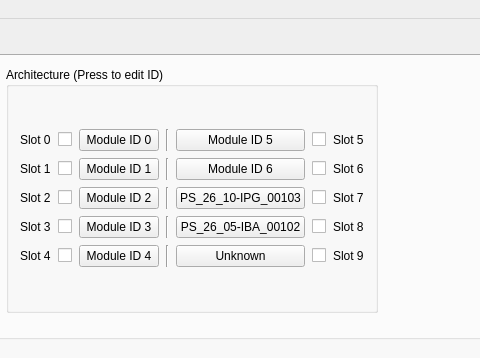
pisaoutertracker/BurnIn_Controller, file GUI.ui: the form before one commit; both pictures show x 509 to 989 and y 0 to 358 of the 1125 by 858 pixel window.
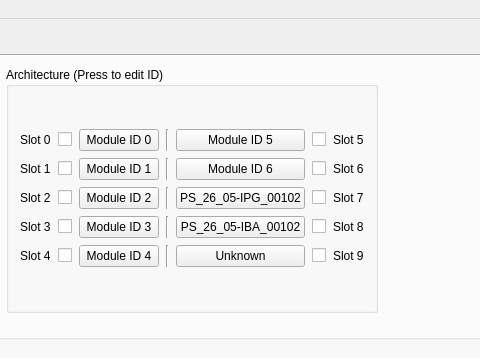
The form after the commit. Icons and pictures are not drawn. Custom widgets are drawn as their Qt base class.

What changed in the file:
```diff
--- a/GUI.ui
+++ b/GUI.ui
@@ -275,7 +275,7 @@
                  <item row="3" column="5">
                   <widget class="QPushButton" name="BI_Mod7ID_btn">
                    <property name="text">
-                    <string>PS_26_10-IPG_00103</string>
+                    <string>PS_26_05-IPG_00102</string>
                    </property>
                   </widget>
                  </item>
```
